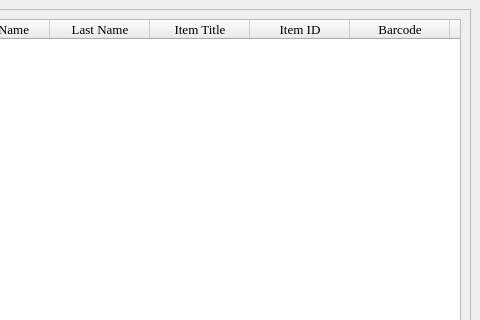
The window that history.ui (textbrowser/biblioteq) describes before a commit, drawn with Qt 5; both pictures show x 170 to 650 and y 0 to 320 of the 650 by 450 pixel window.
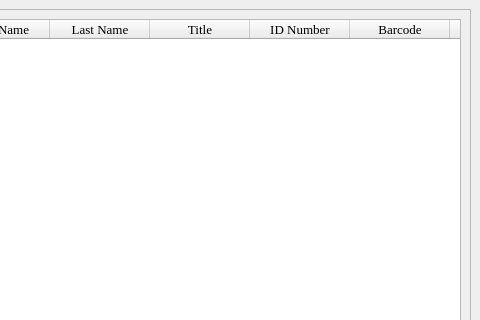
The same window after the commit. Icons and pictures are not drawn.

The edit to the form file:
```diff
--- a/history.ui
+++ b/history.ui
@@ -81,12 +81,12 @@
          </column>
          <column>
           <property name="text" >
-           <string>Item Title</string>
+           <string>Title</string>
           </property>
          </column>
          <column>
           <property name="text" >
-           <string>Item ID</string>
+           <string>ID Number</string>
           </property>
          </column>
          <column>
@@ -96,7 +96,7 @@
          </column>
          <column>
           <property name="text" >
-           <string>Item Type</string>
+           <string>Type</string>
           </property>
          </column>
          <column>
```
